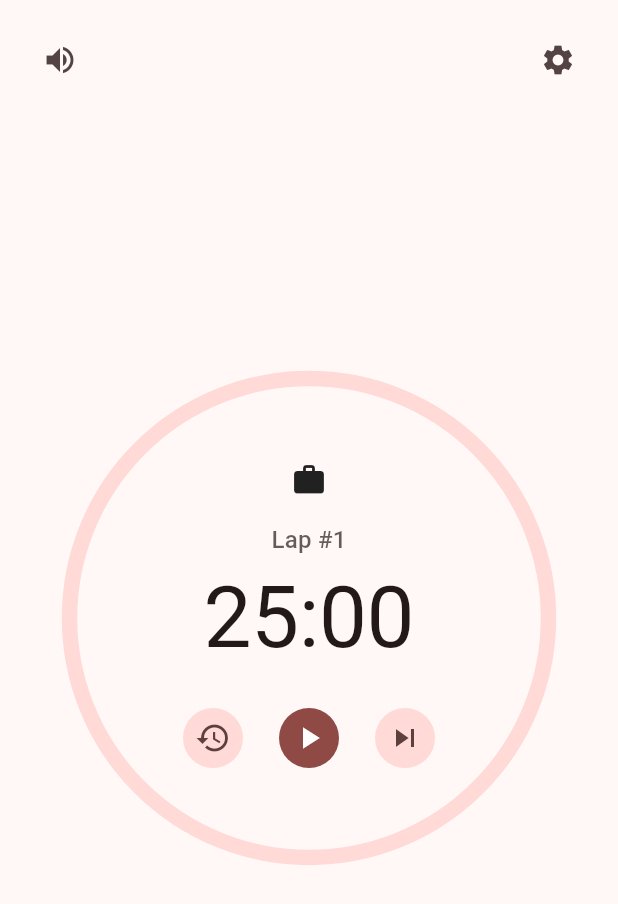
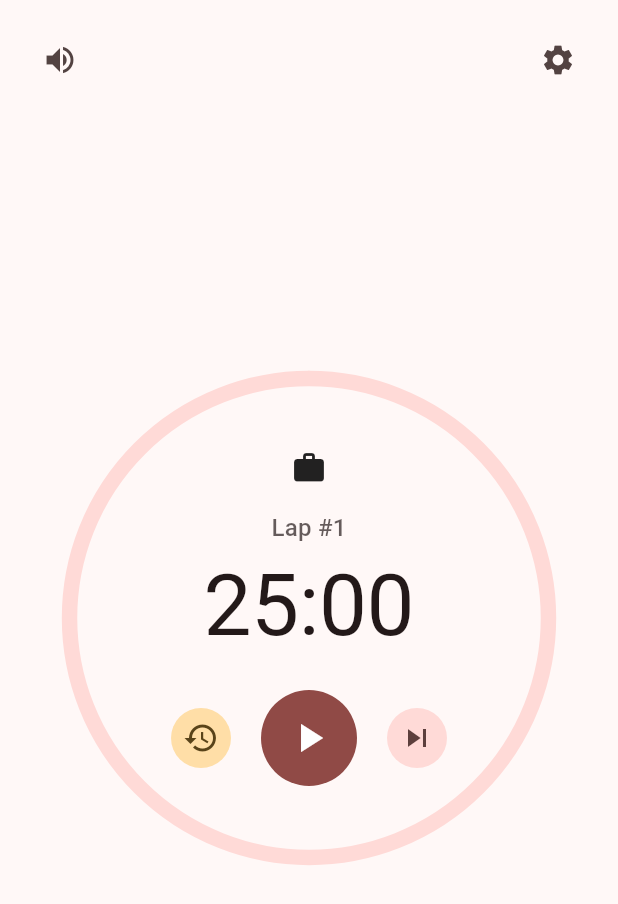
Before and after one commit to recoskyler/pomo, a Flutter app: the screen it shows after launch, on a phone screen of 412 x 824 dp. Shown: the top 904 px of the screen. Run offline on Flutter 3.47's test engine with Material 3 defaults, Android fonts, the phone set to English and light mode, and no system bars; our stand-ins replace audioplayers, bloc, dio, equatable, flutter_bloc, logger and 1 more; missing offline and left inert: window_manager; generated files the repository leaves out were written again.

Commit message:
style: make start/pause button bigger style: change reset button color

```diff
--- a/lib/widgets/action_buttons.dart
+++ b/lib/widgets/action_buttons.dart
@@ -19,6 +19,11 @@ class ActionButtons extends StatelessWidget {
           mainAxisSize: MainAxisSize.min,
           children: [
             IconButton.filledTonal(
+              color: Theme.of(context).colorScheme.onTertiaryContainer,
+              style: IconButton.styleFrom(
+                backgroundColor:
+                    Theme.of(context).colorScheme.tertiaryContainer,
+              ),
               tooltip: l10n.reset,
               onPressed: state.status == TimerStatus.running
                   ? null
@@ -27,6 +32,10 @@ class ActionButtons extends StatelessWidget {
             ),
             const SizedBox(width: 16),
             IconButton.filled(
+              style: IconButton.styleFrom(
+                fixedSize: const Size.square(64),
+                iconSize: 32,
+              ),
               tooltip: state.status == TimerStatus.stopped
                   ? l10n.startTimer
                   : l10n.pauseTimer,
```
